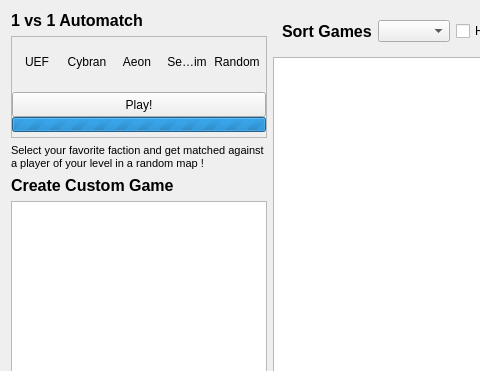
First picture: the form in res/games/games.ui, repository FAForever/client, before the edit; both pictures show x 0 to 480 and y 0 to 371 of the 996 by 679 pixel window.
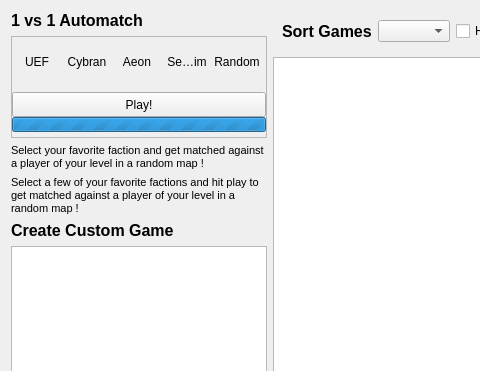
Second picture: the form after the edit.

Commit message: removed dynamically setting text on a hint

What changed in the file:
```diff
--- a/res/games/games.ui
+++ b/res/games/games.ui
@@ -471,6 +471,23 @@
         </property>
        </widget>
       </item>
+      <item>
+       <widget class="QLabel" name="labelSubsetRankedHint">
+        <property name="mouseTracking">
+         <bool>true</bool>
+        </property>
+        <property name="text">
+         <string>&lt;!DOCTYPE HTML PUBLIC &quot;-//W3C//DTD HTML 4.0//EN&quot; &quot;http://www.w3.org/TR/REC-html40/strict.dtd&quot;&gt;
+&lt;html&gt;&lt;head&gt;&lt;meta name=&quot;qrichtext&quot; content=&quot;1&quot; /&gt;&lt;style type=&quot;text/css&quot;&gt;
+p, li { white-space: pre-wrap; }
+&lt;/style&gt;&lt;/head&gt;&lt;body style=&quot; font-family:'MS Shell Dlg 2'; font-size:8.25pt; font-weight:400; font-style:normal;&quot;&gt;
+&lt;p style=&quot; margin-top:12px; margin-bottom:12px; margin-left:0px; margin-right:0px; -qt-block-indent:0; text-indent:0px;&quot;&gt;Select a few of your favorite factions and hit play to get matched against a player of your level in a random map !&lt;/p&gt;&lt;/body&gt;&lt;/html&gt;</string>
+        </property>
+        <property name="wordWrap">
+         <bool>true</bool>
+        </property>
+       </widget>
+      </item>
       <item>
        <widget class="QLabel" name="labelHostGame">
         <property name="font">
```
The commit also changes 2 other files.
